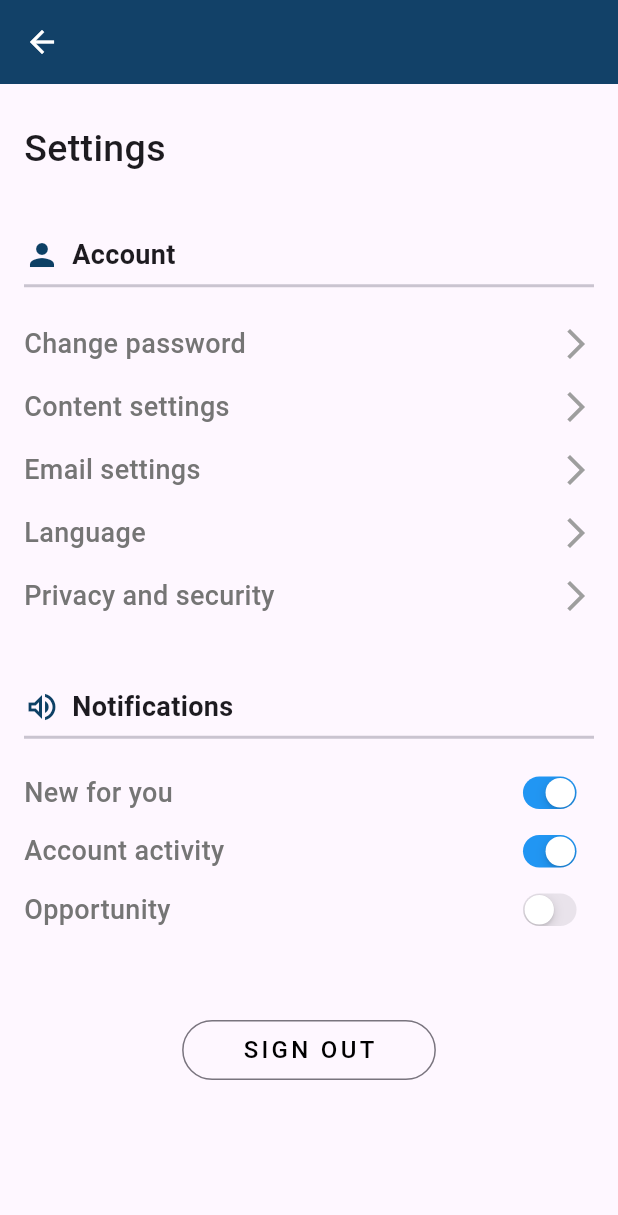
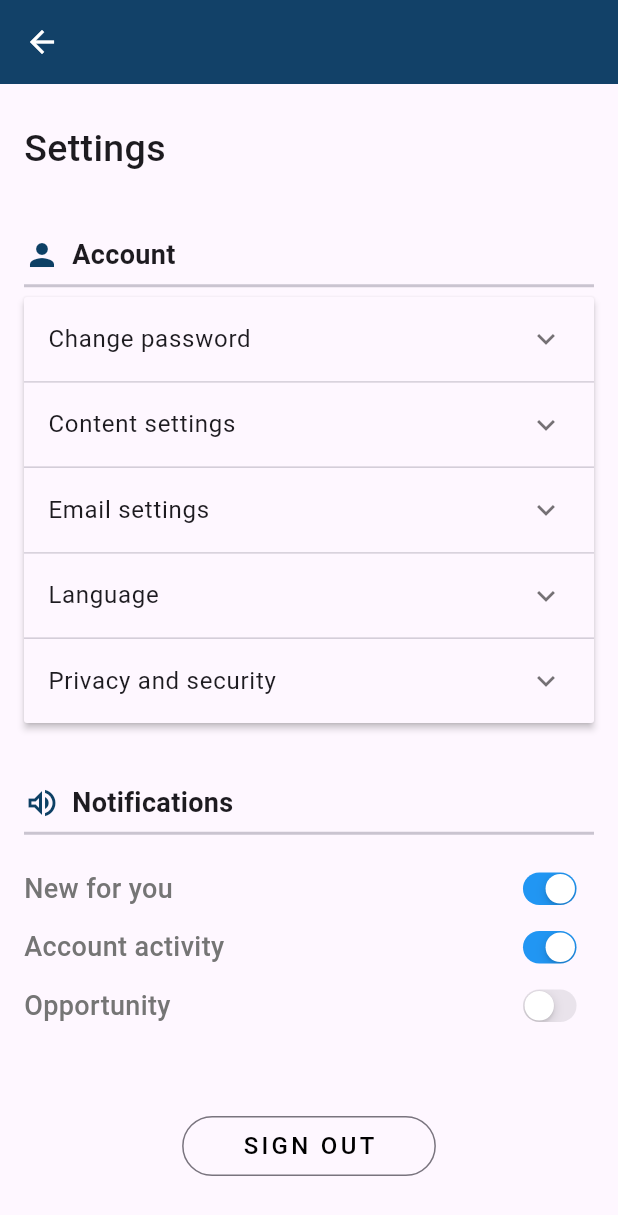
Before and after one commit to Dhanushkagodage/easyLibro, a Flutter app: the SettingsPage screen opened directly, on a phone screen of 412 x 824 dp. Shown: the top 1215 px of the screen. Run offline on Flutter 3.47's test engine with Material 3 defaults, Android fonts, the phone set to English and light mode, and no system bars.

Commit message:
setting section udated

```diff
--- a/lib/screens/settings.dart
+++ b/lib/screens/settings.dart
@@ -7,6 +7,7 @@ class SettingsPage extends StatefulWidget {
 }
 
 class _SettingsPageState extends State<SettingsPage> {
+     List<Item> _data = generateItems();
   @override
   Widget build(BuildContext context) {
     return Scaffold(
@@ -53,14 +54,37 @@ class _SettingsPageState extends State<SettingsPage> {
               height: 15,
               thickness: 2,
             ),
-            SizedBox(
-              height: 10,
+
+            ExpansionPanelList(
+              expansionCallback: (int index, bool isExpanded) {
+                setState(() {
+                  _data[index].isExpanded = !isExpanded;
+                });
+              },
+              children: _data.map<ExpansionPanel>((Item item) {
+                return ExpansionPanel(
+                  headerBuilder: (BuildContext context, bool isExpanded) {
+                    return ListTile(
+                      title: Text(item.headerValue),
+                    );
+                  },
+                  body: ListTile(
+                    title: Text(item.expandedValue),
+                    subtitle: item.headerValue == "Privacy and security"
+                        ? Row(
+                      children: [
+                        Icon(Icons.volume_up_outlined,
+                            color: const Color(0xFF0D4065)),
+                        SizedBox(width: 8),
+                        Text('Additional Settings')
+                      ],
+                    )
+                        : null,
+                  ),
+                  isExpanded: item.isExpanded,
+                );
+              }).toList(),
             ),
-            buildAccountOptionRow(context, "Change password"),
-            buildAccountOptionRow(context, "Content settings"),
-            buildAccountOptionRow(context, "Email settings"),
-            buildAccountOptionRow(context, "Language"),
-            buildAccountOptionRow(context, "Privacy and security"),
             SizedBox(
               height: 40,
             ),
@@ -137,53 +161,42 @@ class _SettingsPageState extends State<SettingsPage> {
   }
 }
 
-  GestureDetector buildAccountOptionRow(BuildContext context, String title) {
-    return GestureDetector(
-      onTap: () {
-        showDialog(
-            context: context,
-            builder: (BuildContext context) {
-              return AlertDialog(
-                title: Text(title),
-                content: Column(
-                  mainAxisSize: MainAxisSize.min,
-                  children: [
-                    Text("Option 1"),
-                    Text("Option 2"),
-                    Text("Option 3"),
-                  ],
-                ),
-                  actions: [
-                    TextButton(
-                      onPressed: () {
-                        Navigator.of(context).pop();
-                      },
-                      child: const Text("Close"),
-                    ),
-                  ]
 
-              );
-            });
-      },
-      child: Padding(
-        padding: const EdgeInsets.symmetric(vertical: 8.0),
-        child: Row(
-          mainAxisAlignment: MainAxisAlignment.spaceBetween,
-          children: [
-            Text(
-              title,
-              style: TextStyle(
-                fontSize: 18,
-                fontWeight: FontWeight.w500,
-                color: Colors.grey[600],
-              ),
-            ),
-            Icon(
-              Icons.arrow_forward_ios,
-              color: Colors.grey,
-            ),
-          ],
-        ),
-      ),
-    );
+
+    class Item {
+    Item({
+    required this.expandedValue,
+    required this.headerValue,
+    this.isExpanded = false,
+    });
+
+    String expandedValue;
+    String headerValue;
+    bool isExpanded;
+    }
+
+    List<Item> generateItems() {
+    return [
+    Item(
+    headerValue: 'Change password',
+    expandedValue: 'change your password here',
+    ),
+    Item(
+    headerValue: 'Content settings',
+    expandedValue: 'Details about content settings',
+    ),
+    Item(
+    headerValue: 'Email settings',
+    expandedValue: 'Details about email settings',
+    ),
+    Item(
+    headerValue: 'Language',
+    expandedValue: 'Details about language settings',
+    ),
+    Item(
+    headerValue: 'Privacy and security',
+    expandedValue: 'Details about privacy and security settings',
+    ),
+    ];
+
   }
```
